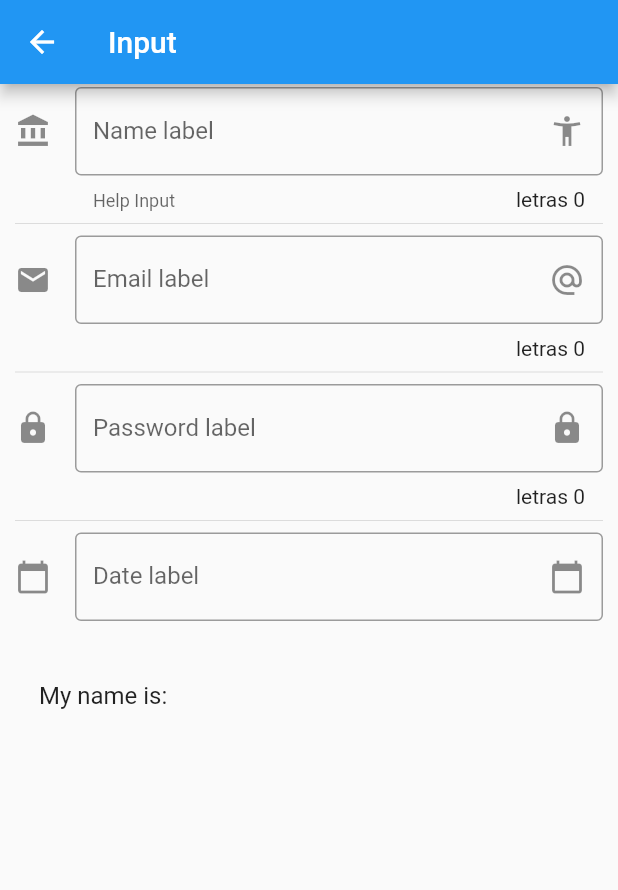
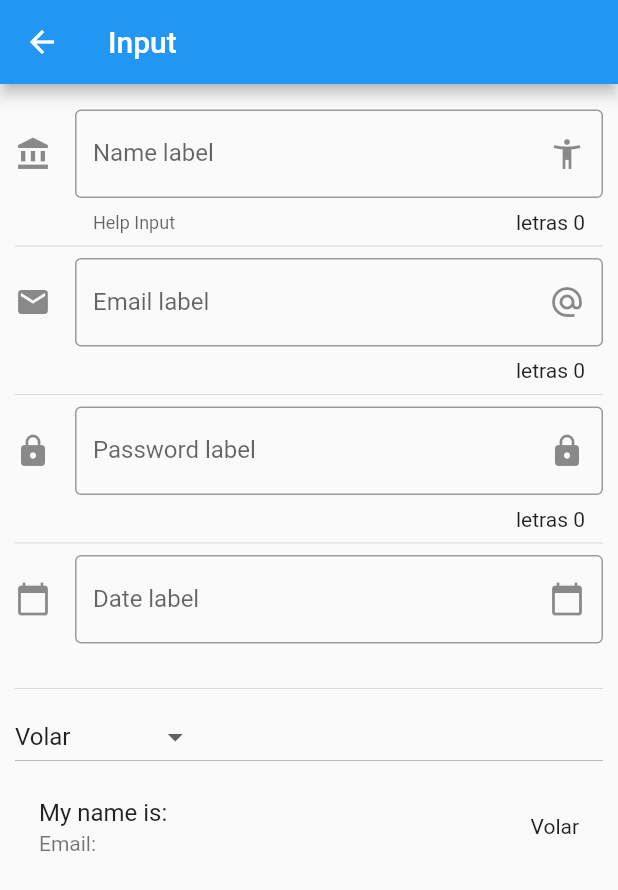
Before and after one commit to juanfer2/course_flutter, a Flutter app: the InputPage screen opened by its route, on a phone screen of 412 x 824 dp. Shown: the top 890 px of the screen. Run offline on Flutter 3.47's test engine with Material 2 defaults, Android fonts, the phone set to English and light mode, and no system bars; missing offline and left inert: dart:ffi.

```diff
--- a/components_app/lib/src/routes/routes_router.dart
+++ b/components_app/lib/src/routes/routes_router.dart
@@ -6,6 +6,7 @@ import 'package:components_app/src/screens/alert_page.dart';
 import 'package:components_app/src/screens/avatar_page.dart';
 import 'package:components_app/src/screens/home_page.dart';
 import 'package:components_app/src/screens/card_page.dart';
+import 'package:components_app/src/screens/slider_page.dart';
 
 Map<String, WidgetBuilder> getApplicationsRoutes() {
   return <String, WidgetBuilder>{
@@ -15,5 +16,6 @@ Map<String, WidgetBuilder> getApplicationsRoutes() {
     'card': (BuildContext context) => CardPage(),
     'animated_container': (BuildContext context) => AnimatedContainerPage(),
     'input': (BuildContext context) => InputPage(),
+    'slider': (BuildContext context) => SliderPage(),
   };
 }
--- a/components_app/lib/src/screens/input_page.dart
+++ b/components_app/lib/src/screens/input_page.dart
@@ -1,3 +1,4 @@
+import 'package:components_app/src/widgets/DropDown/dropDown_widget.dart';
 import 'package:flutter/material.dart';
 
 class InputPage extends StatefulWidget {
@@ -12,6 +13,14 @@ class _InputPageState extends State<InputPage> {
   String _email = '';
   String _password = '';
   String _date = '';
+  String _selectedOption = 'Volar';
+
+  final List<String> menuOptions = [
+    'Volar',
+    'Rayos X',
+    'Super Aliento',
+    'Super Fuerza'
+  ];
 
   TextEditingController _inputDateController = new TextEditingController();
 
@@ -27,6 +36,9 @@ class _InputPageState extends State<InputPage> {
           vertical: 2.0,
         ),
         children: <Widget>[
+          SizedBox(
+            height: 15.0,
+          ),
           _createInput(),
           Divider(),
           _emailInput(),
@@ -34,8 +46,20 @@ class _InputPageState extends State<InputPage> {
           _passwordInput(),
           Divider(),
           _dateInput(context),
+          Divider(),
+          DropdownButton(
+            value: _selectedOption,
+            items: getOptionsMenu(),
+            onChanged: (opt) {
+              setState(() {
+                _selectedOption = opt;
+              });
+            },
+          ),
           ListTile(
             title: Text('My name is: $_name'),
+            subtitle: Text('Email: $_email'),
+            trailing: Text(_selectedOption),
           ),
         ],
       ),
@@ -131,6 +155,17 @@ class _InputPageState extends State<InputPage> {
     }
   }
 
+  List<DropdownMenuItem<String>> getOptionsMenu() {
+    List<DropdownMenuItem<String>> list = new List();
+    menuOptions.forEach((poder) {
+      list.add(DropdownMenuItem(
+        child: Text(poder),
+        value: poder,
+      ));
+    });
+    return list;
+  }
+
   void _setName(String value) {
     setState(() {
       _name = value;
```
Also changed, not shown: components_app/data/routes_const.json (+22 -17 lines), components_app/lib/src/screens/slider_page.dart (added, +44 -0 lines), components_app/lib/src/widgets/DropDown/dropDown_widget.dart (added, +29 -0 lines), components_app/lib/src/widgets/sliderWidgets/slider_widget.dart (added, +31 -0 lines), components_app/pubspec.lock.
